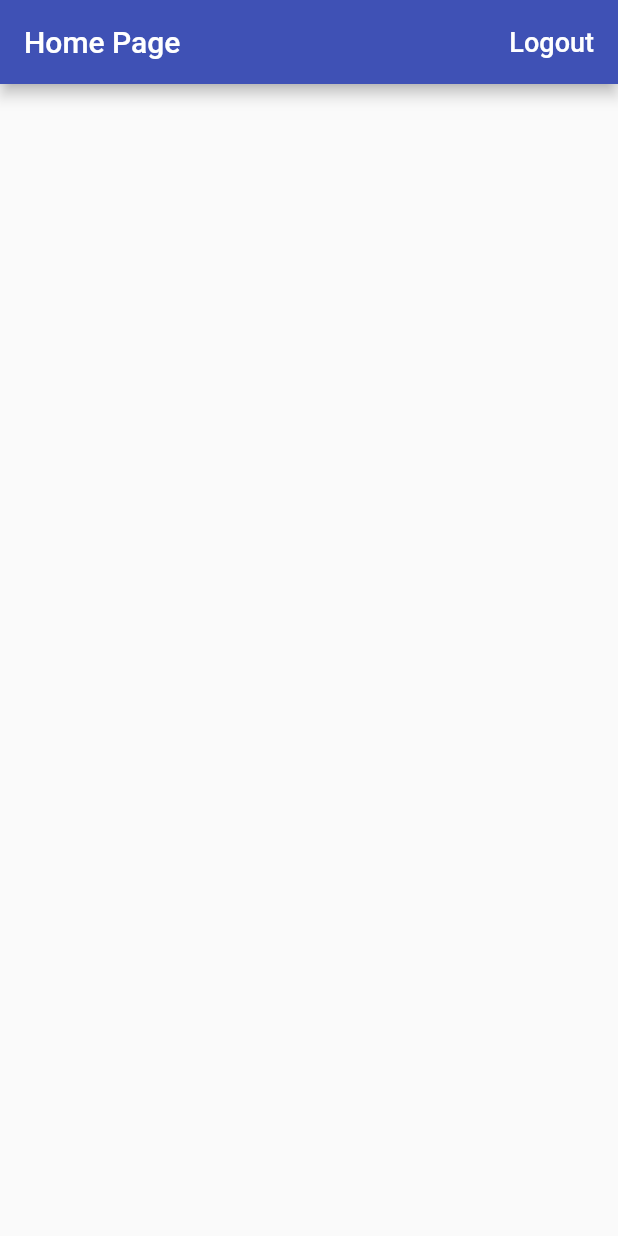
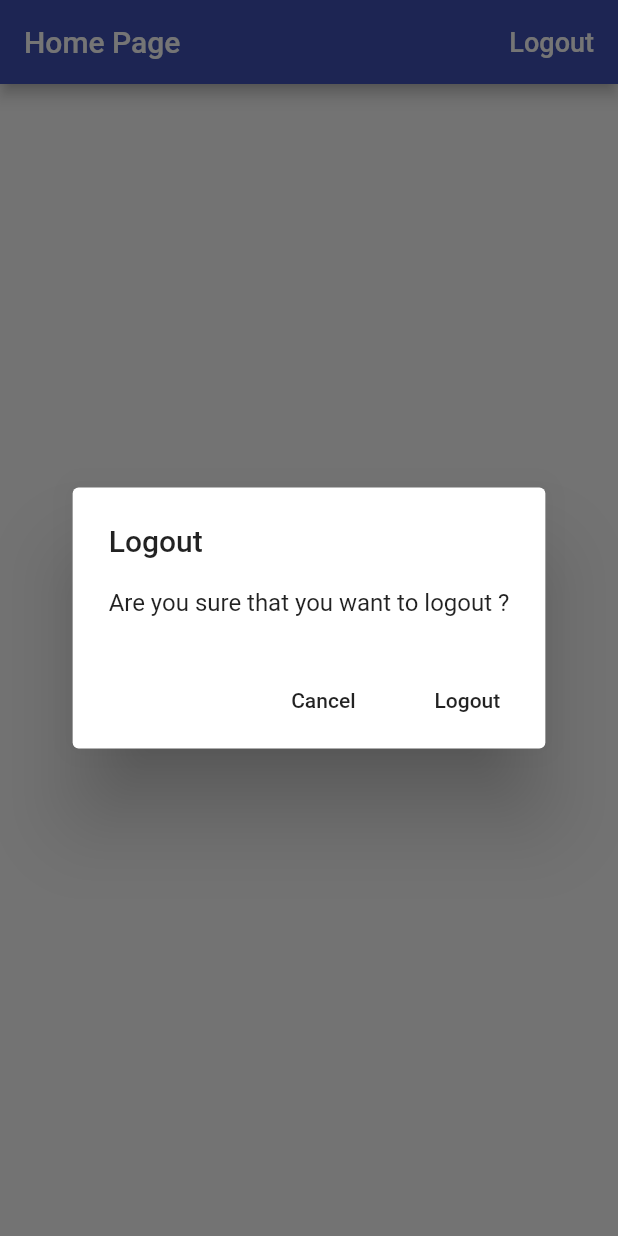
Before and after one commit to cesc1802/flutter-time-tracker, a Flutter app: the screen it shows once a user with an empty profile is signed in, after a tap on "Logout", on a phone screen of 412 x 824 dp. Run offline on Flutter 3.47's test engine with Material 2 defaults, Android fonts, the phone set to English and light mode, and no system bars; our stand-ins replace firebase_auth, firebase_core, google_sign_in; missing offline and left inert: flutter_login_facebook; accounts and stored records are empty.

Commit message:
reuse show alert dialog

```diff
--- a/lib/app/home_page.dart
+++ b/lib/app/home_page.dart
@@ -1,5 +1,5 @@
-import 'package:firebase_auth/firebase_auth.dart';
 import 'package:flutter/material.dart';
+import 'package:flutter_app/common/widgets/show_alert_dialog.dart';
 import 'package:flutter_app/services/auth.dart';
 
 class HomePage extends StatelessWidget {
@@ -14,6 +14,18 @@ class HomePage extends StatelessWidget {
     }
   }
 
+  Future<void> _confirmSignOut(BuildContext context) async {
+    final didReqSignOut = await showAlertDialog(context,
+        title: 'Logout',
+        content: 'Are you sure that you want to logout ?',
+        cancelActionText: 'Cancel',
+        defaultActionText: 'Logout');
+
+    if (didReqSignOut == true) {
+      _signOut();
+    }
+  }
+
   @override
   Widget build(BuildContext context) {
     return Scaffold(
@@ -21,7 +33,7 @@ class HomePage extends StatelessWidget {
         title: Text('Home Page'),
         actions: [
           FlatButton(
-              onPressed: _signOut,
+              onPressed: () => _confirmSignOut(context),
               child: Text(
                 'Logout',
                 style: TextStyle(fontSize: 18.0, color: Colors.white),
--- a/lib/common/widgets/show_alert_dialog.dart
+++ b/lib/common/widgets/show_alert_dialog.dart
@@ -7,6 +7,7 @@ Future<bool> showAlertDialog(
   BuildContext context, {
   @required String title,
   @required String content,
+  String cancelActionText,
   @required String defaultActionText,
 }) {
   if (!Platform.isIOS) {
@@ -16,6 +17,10 @@ Future<bool> showAlertDialog(
               title: Text(title),
               content: Text(content),
               actions: [
+                if (cancelActionText != null)
+                  FlatButton(
+                      onPressed: () => Navigator.of(context).pop(false),
+                      child: Text(cancelActionText)),
                 FlatButton(
                     child: Text(defaultActionText),
                     onPressed: () => Navigator.of(context).pop(true))
@@ -28,6 +33,10 @@ Future<bool> showAlertDialog(
             title: Text(title),
             content: Text(content),
             actions: [
+              if (cancelActionText != null)
+                FlatButton(
+                    onPressed: () => Navigator.of(context).pop(false),
+                    child: Text(cancelActionText)),
               FlatButton(
                   child: Text(defaultActionText),
                   onPressed: () => Navigator.of(context).pop(true))
```
